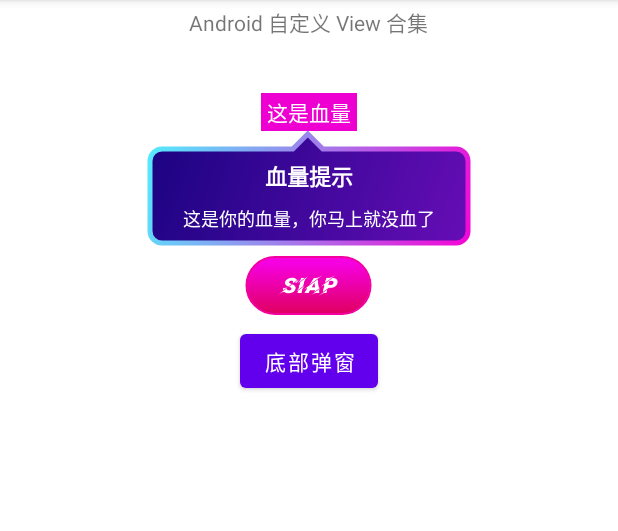
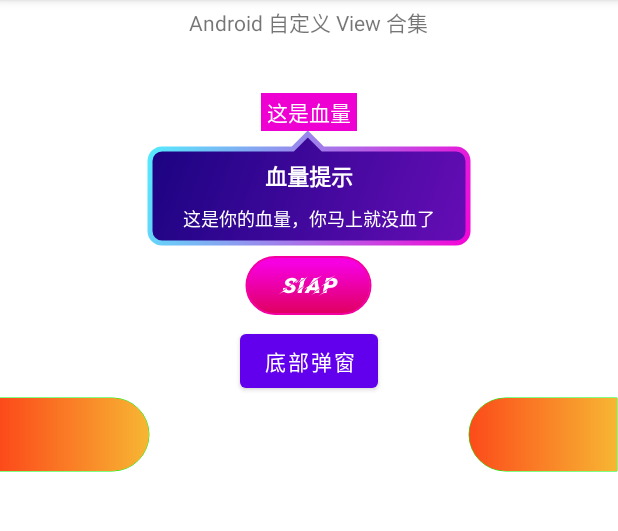
Before and after one commit to CherryLover/ViewCollection, an Android app built with Jetpack Compose: the ViewFragment screen opened directly, with no data from a screen before it, on a phone screen of 412 x 824 dp, the part 84-615 px from its top. Run offline under Robolectric (Android 15) with nearby library versions, the phone set to English and light mode, and no system bars.

Commit message:
feat: 🎸 新增沪江 CCTalk 圆角矩形渐变倒计时

```diff
--- a/app/src/main/java/me/monster/viewcollection/page/sub/ViewFragment.kt
+++ b/app/src/main/java/me/monster/viewcollection/page/sub/ViewFragment.kt
@@ -33,6 +33,8 @@ class ViewFragment : Fragment() {
             goblAnim = !goblAnim
         }
         vBinding.btnBottomSheetDialog.setOnClickListener { BottomSheetPlusDialog.show(requireActivity()) }
+        vBinding.lgpvLeft.setOnClickListener { vBinding.lgpvLeft.startProgress() }
+        vBinding.lgpvRight.setOnClickListener { vBinding.lgpvRight.startProgress() }
     }
 
 }
--- /dev/null
+++ b/app/src/main/java/me/monster/viewcollection/widget/LinearGradientProgressView.kt
@@ -0,0 +1,159 @@
+package me.monster.viewcollection.widget
+
+import android.animation.ValueAnimator
+import android.content.Context
+import android.graphics.*
+import android.util.AttributeSet
+import android.view.View
+import android.view.animation.LinearInterpolator
+import me.monster.viewcollection.R
+
+/**
+ * @description 矩形 + 半圆的渐变色进度条
+ * @author: Created jiangjiwei in 2021/12/10 10:22 上午
+ */
+class LinearGradientProgressView @JvmOverloads constructor(
+    context: Context,
+    attrs: AttributeSet? = null,
+    defStyleAttr: Int = 0
+) : View(context, attrs, defStyleAttr) {
+
+    companion object {
+        private val FILL_COLOR_1 = Color.parseColor("#FC4A1A")
+        private val FILL_COLOR_2 = Color.parseColor("#F7B733")
+    }
+
+    private val fillColor: LinearGradient by lazy { LinearGradient(0F, height / 2F, width.toFloat(), height / 2F, fillColor1, fillColor2, Shader.TileMode.CLAMP) }
+
+    private val borderPaint = Paint(Paint.ANTI_ALIAS_FLAG)
+    private val fillPaint = Paint(Paint.ANTI_ALIAS_FLAG)
+    private val path = Path()
+
+    private var rightClip = getClipWidth()
+        set(value) {
+            field = value
+            invalidate()
+        }
+
+    private var clipProgressAnim: ValueAnimator? = null
+
+    var borderColor: Int
+    var fillColor1: Int
+    var fillColor2: Int
+    private val arrowLeft: Boolean
+
+    /**
+     * 动画执行方向，默认为从直角边到圆角边
+     */
+    var animationDirectionAdd: Boolean = true
+
+    private val badge = 1.dp
+    private var rightRadius = 0F
+
+    init {
+        val ta = context.obtainStyledAttributes(attrs, R.styleable.LinearGradientProgressView)
+        borderColor = ta.getColor(R.styleable.LinearGradientProgressView_lgpv_border_color, Color.GREEN)
+        fillColor1 = ta.getColor(R.styleable.LinearGradientProgressView_lgpv_fill_color_left, FILL_COLOR_1)
+        fillColor2 = ta.getColor(R.styleable.LinearGradientProgressView_lgpv_fill_color_left, FILL_COLOR_2)
+        arrowLeft = ta.getInt(R.styleable.LinearGradientProgressView_lgpv_arrow_direction, 1) == 0
+        animationDirectionAdd = ta.getInt(R.styleable.LinearGradientProgressView_lgpv_animation_direction, 0) == 0
+        ta.recycle()
+
+        borderPaint.style = Paint.Style.STROKE
+        borderPaint.strokeWidth = 1F.dp.toFloat()
+        borderPaint.color = Color.GREEN
+
+        fillPaint.style = Paint.Style.FILL
+    }
+
+    override fun onSizeChanged(w: Int, h: Int, oldw: Int, oldh: Int) {
+        super.onSizeChanged(w, h, oldw, oldh)
+
+        fillPaint.shader = fillColor
+        rightRadius = (height - badge * 2) / 2F
+
+        if (arrowLeft) {
+            path.addRect(getBadgeLeft(), getBadgeTop(), getBadgeRight() - rightRadius, getBadgeBottom(), Path.Direction.CW)
+            val circleCut = Path()
+            circleCut.addCircle(getBadgeRight() - rightRadius, rightRadius + badge, rightRadius, Path.Direction.CW)
+            path.op(circleCut, Path.Op.UNION)
+        } else {
+            path.addRect(getBadgeLeft() + rightRadius, getBadgeTop(), getBadgeRight(), getBadgeBottom(), Path.Direction.CW)
+            val circleCut = Path()
+            circleCut.addCircle(getBadgeLeft() + rightRadius, rightRadius + badge, rightRadius, Path.Direction.CW)
+            path.op(circleCut, Path.Op.UNION)
+        }
+        rightClip = getClipWidth()
+    }
+
+    override fun onDraw(canvas: Canvas) {
+        canvas.drawPath(path, borderPaint)
+        canvas.save()
+        if (arrowLeft) {
+            canvas.clipRect(0F, 0F, rightClip, height.toFloat())
+        } else {
+            canvas.clipRect(width.toFloat() - rightClip, 0F, width.toFloat(), height.toFloat())
+        }
+        canvas.drawPath(path, fillPaint)
+        canvas.restore()
+    }
+
+    fun startProgress(duration: Long = 5000) {
+        if (clipProgressAnim == null) {
+            clipProgressAnim = ValueAnimator.ofFloat(0F, 1F).apply {
+                this.duration = duration
+                this.interpolator = LinearInterpolator()
+                addUpdateListener {
+                    rightClip = width * it.animatedFraction
+                }
+            }
+        }
+        clipProgressAnim?.apply {
+            if (!isRunning) {
+                if (animationDirectionAdd) {
+                    start()
+                } else {
+                    reverse()
+                }
+            }
+        }
+    }
+
+    private fun getClipWidth(): Float {
+        return if (arrowLeft) {
+            if (animationDirectionAdd) {
+                0F
+            } else {
+                width.toFloat()
+            }
+        } else {
+            if (animationDirectionAdd) {
+                badge.toFloat()
+            } else {
+                width.toFloat()
+            }
+        }
+    }
+
+    private fun getBadgeLeft(): Float {
+        return if (arrowLeft) {
+            0F
+        } else {
+            badge.toFloat()
+        }
+    }
+
+    private fun getBadgeTop(): Float {
+        return badge.toFloat()
+    }
+
+    private fun getBadgeRight(): Float {
+        return width - badge.toFloat()
+    }
+
+    private fun getBadgeBottom(): Float {
+        return height - badge.toFloat()
+    }
+
+
+}
--- a/app/src/main/res/layout/fragment_view.xml
+++ b/app/src/main/res/layout/fragment_view.xml
@@ -79,5 +79,30 @@
             android:layout_width="wrap_content"
             android:layout_height="wrap_content"
             android:text="底部弹窗" />
+
+        <androidx.appcompat.widget.LinearLayoutCompat
+            android:layout_width="match_parent"
+            android:layout_height="wrap_content"
+            android:orientation="horizontal">
+
+            <me.monster.viewcollection.widget.LinearGradientProgressView
+                android:id="@+id/lgpvLeft"
+                android:layout_width="100dp"
+                android:layout_height="50dp"
+                app:lgpv_animation_direction="fromRound"
+                app:lgpv_arrow_direction="left" />
+
+            <Space
+                android:layout_width="0dp"
+                android:layout_height="match_parent"
+                android:layout_weight="1" />
+
+            <me.monster.viewcollection.widget.LinearGradientProgressView
+                android:id="@+id/lgpvRight"
+                android:layout_width="100dp"
+                android:layout_height="50dp"
+                app:lgpv_animation_direction="fromRound"
+                app:lgpv_arrow_direction="right" />
+        </androidx.appcompat.widget.LinearLayoutCompat>
     </androidx.appcompat.widget.LinearLayoutCompat>
 </ScrollView>
--- a/app/src/main/res/values/attr.xml
+++ b/app/src/main/res/values/attr.xml
@@ -79,4 +79,22 @@
         <!--        默认展示高度-->
         <attr name="spaceDefaultHeight" format="dimension" />
     </declare-styleable>
+    <declare-styleable name="LinearGradientProgressView">
+        <!--        边框线颜色-->
+        <attr name="lgpv_border_color" format="color" />
+        <!--        填充渐变色左侧（渐变从左往右，垂直方向居中）-->
+        <attr name="lgpv_fill_color_left" format="color" />
+        <!--        填充渐变色左侧（渐变从左往右，垂直方向居中）-->
+        <attr name="lgpv_fill_color_right" format="color" />
+        <!--        箭头方向-->
+        <attr name="lgpv_arrow_direction" format="enum">
+            <enum name="left" value="0" />
+            <enum name="right" value="1" />
+        </attr>
+        <!--        动画方向-->
+        <attr name="lgpv_animation_direction" format="enum">
+            <enum name="toRound" value="0" />
+            <enum name="fromRound" value="1" />
+        </attr>
+    </declare-styleable>
 </resources>
```
